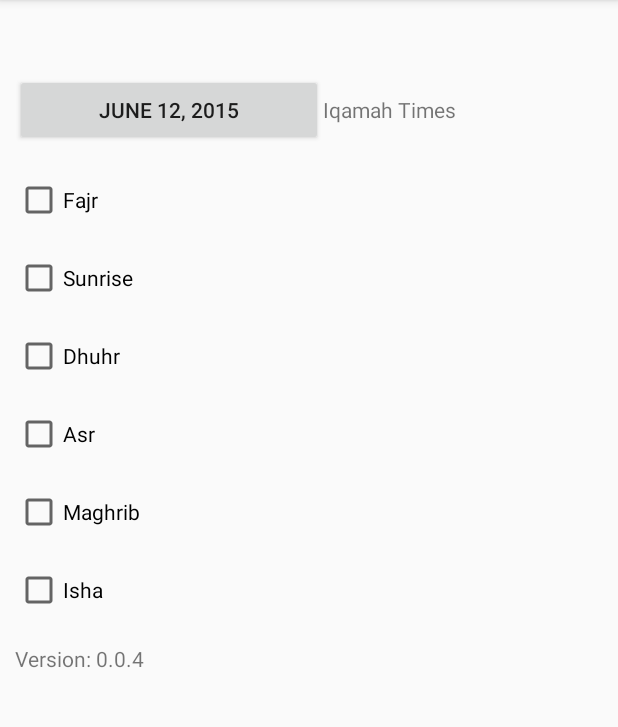
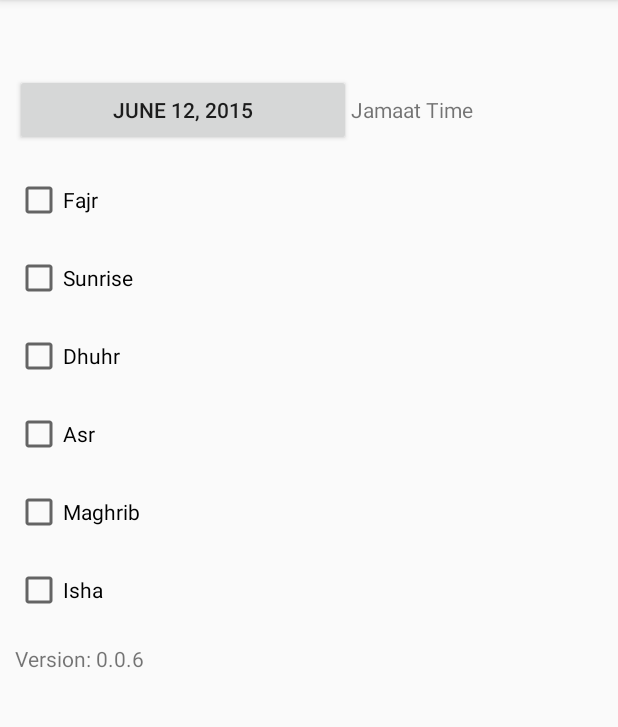
Before and after one commit to haidark/Masjid, an Android app: the screen it shows after launch (MainActivity), on a phone screen of 412 x 824 dp, the part 84-811 px from its top. Run offline under Robolectric (Android 15) with nearby library versions, the phone set to English and light mode, and no system bars; network calls fail.

Commit message:
Version 0.0.6 Improved Notifications

```diff
--- a/android/app/src/main/java/com/masjidumar/masjid/MainActivity.java
+++ b/android/app/src/main/java/com/masjidumar/masjid/MainActivity.java
@@ -195,8 +195,8 @@ public class MainActivity extends ActionBarActivity {
             try {
                 return new TimingsParser().updateXMLTimings(getCacheDir(), Params[0]);
             } catch(IOException e){
-                e.printStackTrace();
-                // if we fail to find the saved XML Document, pass the year, month, and day to PostExecute
+                Log.w("updateTask:", e.getMessage());
+                // if we fail to find the saved XML Document, pass the calendar object to PostExecute
                 HashMap<String, GregorianCalendar> timings = new HashMap<String, GregorianCalendar>();
                 timings.put("fileNotFound", Params[0]);
                 return timings;
@@ -229,7 +229,7 @@ public class MainActivity extends ActionBarActivity {
             try {
                 return new TimingsParser().downloadXMLTimings(xmlJURL, getCacheDir(), Params[0]);
             } catch(IOException e){
-                e.printStackTrace();
+                Log.w("DownloadTask:", e.getMessage());
                 return null;
             }
         }
@@ -280,6 +280,9 @@ public class MainActivity extends ActionBarActivity {
             if(!noFailure) {
                 Toast.makeText(this, R.string.timings_unavailable, Toast.LENGTH_LONG).show();
             }
+            //set the next alarm in the background (for the day)
+            alarmTask = new UpdateAlarmTask();
+            alarmTask.execute();
         } else{
             Toast.makeText(this, R.string.masjid_unavailable, Toast.LENGTH_LONG).show();
         }
--- a/android/app/src/main/java/com/masjidumar/masjid/TimingsParser.java
+++ b/android/app/src/main/java/com/masjidumar/masjid/TimingsParser.java
@@ -68,7 +68,8 @@ public class TimingsParser {
                 urlStream.close();
             }
         } catch (IOException e){
-            e.printStackTrace();
+            Log.w("DownloadXML:", e.getMessage());
+            Log.i("DownloadXML:", "Failed to download the XML timings, handle gracefully and return cached copy");
         }
         return updateXMLTimings(cacheDir, pickedDate);
     }
@@ -81,7 +82,6 @@ public class TimingsParser {
             timings = parseTimings(xmlStream, pickedDate);
             xmlStream.close();
         }
-
         return timings;
     }
 
@@ -125,8 +125,9 @@ public class TimingsParser {
             jTime = parser.nextText();
             jCal = new GregorianCalendar();
             jCal.setTime(format.parse(jTime));
-            jCal.set(year, month-1, day);
+            jCal.set(year, month - 1, day);
             timings.put(pName, jCal);
+            Log.v("ParseXML:", "Got Fajr Time");
 
             //Sunrise
             pName="sunrise";
@@ -134,8 +135,9 @@ public class TimingsParser {
             jTime = parser.nextText();
             jCal = new GregorianCalendar();
             jCal.setTime(format.parse(jTime));
-            jCal.set(year, month-1, day);
+            jCal.set(year, month - 1, day);
             timings.put(pName, jCal);
+            Log.v("ParseXML:", "Got Sunrise Time");
 
             //Dhuhr
             pName="dhuhr";
@@ -152,6 +154,7 @@ public class TimingsParser {
                 jCal.add(GregorianCalendar.HOUR, 12);
             }
             timings.put(pName, jCal);
+            Log.v("ParseXML:", "Got Dhuhr Time");
 
             //Asr
             pName="asr";
@@ -159,9 +162,10 @@ public class TimingsParser {
             jTime = parser.nextText();
             jCal = new GregorianCalendar();
             jCal.setTime(format.parse(jTime));
-            jCal.set(year, month-1, day);
+            jCal.set(year, month - 1, day);
             jCal.add(GregorianCalendar.HOUR, 12);   //change to PM
             timings.put(pName, jCal);
+            Log.v("ParseXML:", "Got Asr Time");
 
             //Maghrib
             pName="maghrib";
@@ -169,9 +173,10 @@ public class TimingsParser {
             jTime = parser.nextText();
             jCal = new GregorianCalendar();
             jCal.setTime(format.parse(jTime));
-            jCal.set(year, month-1, day);
+            jCal.set(year, month - 1, day);
             jCal.add(GregorianCalendar.HOUR, 12);   //change to PM
             timings.put(pName, jCal);
+            Log.v("ParseXML:", "Got Maghrib Time");
 
             //Isha
             pName="isha";
@@ -179,12 +184,13 @@ public class TimingsParser {
             jTime = parser.nextText();
             jCal = new GregorianCalendar();
             jCal.setTime(format.parse(jTime));
-            jCal.set(year, month-1, day);
+            jCal.set(year, month - 1, day);
             jCal.add(GregorianCalendar.HOUR, 12);   //change to PM
             timings.put(pName, jCal);
+            Log.v("ParseXML:", "Got Isha Time");
 
         } catch (ParseException | XmlPullParserException | TimingsParserException e) {
-            e.printStackTrace();
+            Log.w("ParseXML:", e.getMessage());
         }
         return timings;
     }
--- a/android/app/src/main/res/layout/activity_main.xml
+++ b/android/app/src/main/res/layout/activity_main.xml
@@ -30,10 +30,13 @@
             android:padding="10dp" >
 
             <Button android:id="@+id/pickDateButton"
-                android:onClick="pickDate" />
+                android:onClick="pickDate"
+                android:layout_width="wrap_content"
+                android:layout_height="wrap_content" />
+
 
             <TextView  android:id="@+id/iqamahText"
-                android:text="@string/jamaat"/>
+                android:text="@string/jamaat_time"/>
         </TableRow>
 
         <!--- Fajr Row -->
--- a/android/app/src/main/res/values/strings.xml
+++ b/android/app/src/main/res/values/strings.xml
@@ -10,7 +10,7 @@
 
     <string name="pick_date">Pick Date</string>
     <string name="today_date">Today</string>
-    <string name="jamaat">Iqamah Times</string>
+    <string name="jamaat_time">Jamaat Time</string>
 
     <string name="fajr">Fajr</string>
     <string name="sunrise">Sunrise</string>
@@ -26,7 +26,7 @@
     <string name="empty_time">--:-- --</string>
     <string name="_for_">for</string>
 
-    <string name="version">Version: 0.0.4</string>
+    <string name="version">Version: 0.0.6</string>
 
     <string name="hello_world">Hello world!</string>
 </resources>
```
Also changed, not shown: android/app/src/main/java/com/masjidumar/masjid/AlarmBroadcastReceiver.java (+34 -9 lines), 19 other files.
